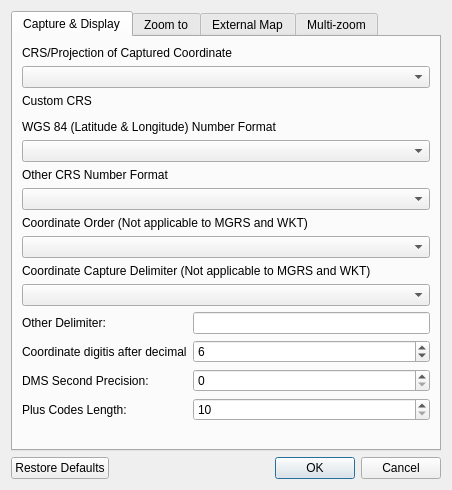
Before: the Qt Designer form ui/latLonSettings.ui in NationalSecurityAgency/qgis-latlontools-plugin, drawn with Qt 5.
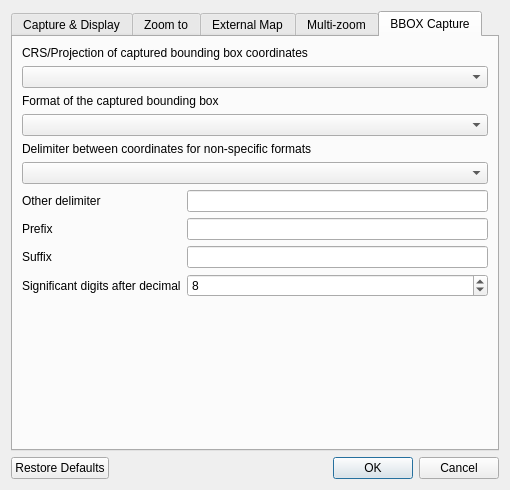
After: the same form once the commit is applied. The open tabs and pages were chosen to show the change. Custom widgets are drawn as their Qt base class.

Commit message: added canvas bounding box capture - updated docs

```diff
--- a/ui/latLonSettings.ui
+++ b/ui/latLonSettings.ui
@@ -6,7 +6,7 @@
    <rect>
     <x>0</x>
     <y>0</y>
-    <width>452</width>
+    <width>510</width>
     <height>490</height>
    </rect>
   </property>
@@ -143,10 +143,10 @@
          <item row="1" column="1">
           <widget class="QSpinBox" name="digitsSpinBox">
            <property name="maximum">
-            <number>64</number>
+            <number>32</number>
            </property>
            <property name="value">
-            <number>6</number>
+            <number>8</number>
            </property>
           </widget>
          </item>
@@ -480,6 +480,107 @@
        </item>
       </layout>
      </widget>
+     <widget class="QWidget" name="tab">
+      <attribute name="title">
+       <string>BBOX Capture</string>
+      </attribute>
+      <layout class="QVBoxLayout" name="verticalLayout_9">
+       <item>
+        <widget class="QLabel" name="label_21">
+         <property name="text">
+          <string>CRS/Projection of captured bounding box coordinates</string>
+         </property>
+        </widget>
+       </item>
+       <item>
+        <widget class="QComboBox" name="bBoxCrsComboBox"/>
+       </item>
+       <item>
+        <widget class="QLabel" name="label_22">
+         <property name="text">
+          <string>Format of the captured bounding box</string>
+         </property>
+        </widget>
+       </item>
+       <item>
+        <widget class="QComboBox" name="bBoxFormatComboBox"/>
+       </item>
+       <item>
+        <widget class="QLabel" name="label_23">
+         <property name="text">
+          <string>Delimiter between coordinates for non-specific formats</string>
+         </property>
+        </widget>
+       </item>
+       <item>
+        <widget class="QComboBox" name="bBoxDelimiterComboBox"/>
+       </item>
+       <item>
+        <layout class="QFormLayout" name="formLayout_3">
+         <item row="0" column="0">
+          <widget class="QLabel" name="label_24">
+           <property name="text">
+            <string>Other delimiter</string>
+           </property>
+          </widget>
+         </item>
+         <item row="0" column="1">
+          <widget class="QLineEdit" name="bBoxDelimiterLineEdit"/>
+         </item>
+         <item row="3" column="0">
+          <widget class="QLabel" name="label_25">
+           <property name="text">
+            <string>Significant digits after decimal</string>
+           </property>
+          </widget>
+         </item>
+         <item row="3" column="1">
+          <widget class="QSpinBox" name="bBoxDigitsSpinBox">
+           <property name="maximum">
+            <number>32</number>
+           </property>
+           <property name="value">
+            <number>8</number>
+           </property>
+          </widget>
+         </item>
+         <item row="1" column="0">
+          <widget class="QLabel" name="label_26">
+           <property name="text">
+            <string>Prefix</string>
+           </property>
+          </widget>
+         </item>
+         <item row="1" column="1">
+          <widget class="QLineEdit" name="bBoxPrefixLineEdit"/>
+         </item>
+         <item row="2" column="0">
+          <widget class="QLabel" name="label_27">
+           <property name="text">
+            <string>Suffix</string>
+           </property>
+          </widget>
+         </item>
+         <item row="2" column="1">
+          <widget class="QLineEdit" name="bBoxSuffixLineEdit"/>
+         </item>
+        </layout>
+       </item>
+       <item>
+        <spacer name="verticalSpacer_5">
+         <property name="orientation">
+          <enum>Qt::Vertical</enum>
+         </property>
+         <property name="sizeHint" stdset="0">
+          <size>
+           <width>20</width>
+           <height>40</height>
+          </size>
+         </property>
+        </spacer>
+       </item>
+      </layout>
+     </widget>
     </widget>
    </item>
    <item>
```
Left out of the diff: 6 changed lines with no effect on the pictures. The commit also changes 8 other files.
